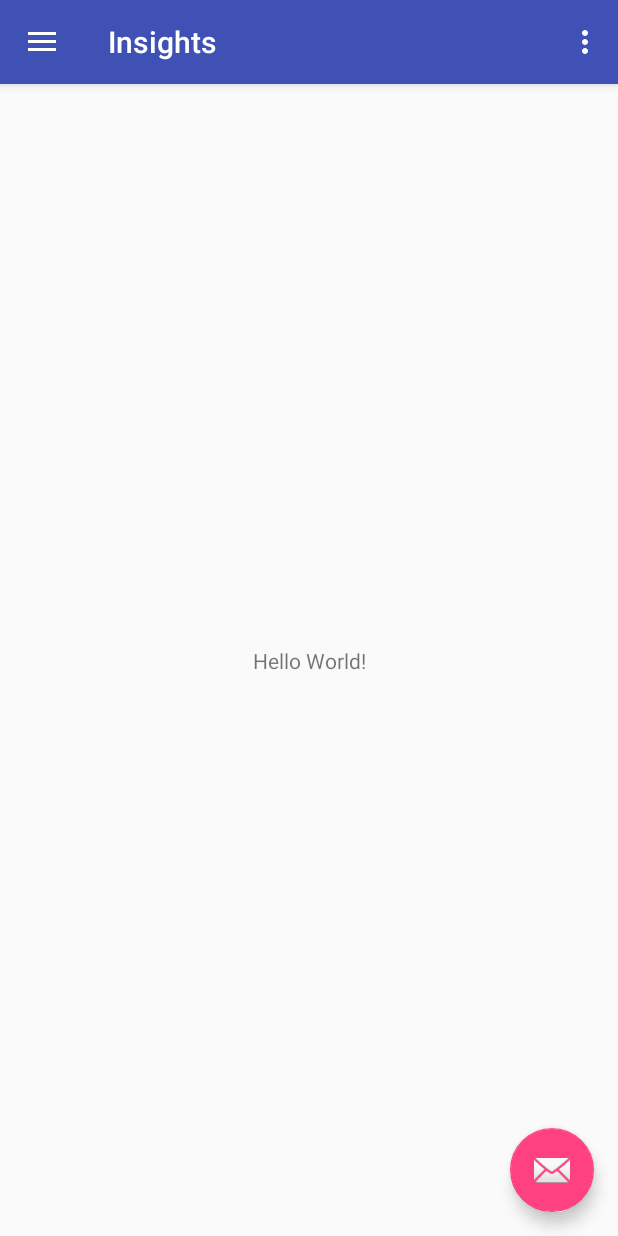
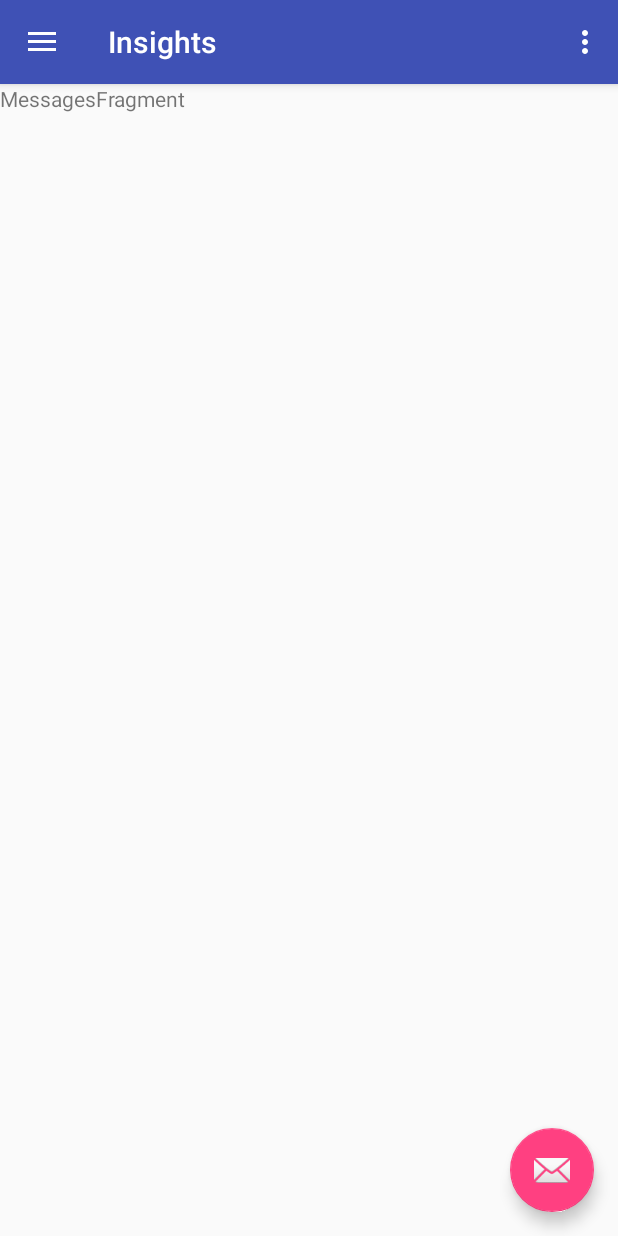
Before and after one commit to jdimovska/Insights, an Android app: the screen it shows after launch (MainActivity), in the side drawer, after a tap on "Send", on a phone screen of 412 x 824 dp. Run offline under Robolectric (Android 15) with nearby library versions, the phone set to English and light mode, and no system bars; 7 statements that could not run were skipped.

Commit message:
Implemented getLongest && getMostFrequent Calls

```diff
--- a/app/src/main/java/com/example/marinaangelovska/insights/MainActivity.java
+++ b/app/src/main/java/com/example/marinaangelovska/insights/Activity/MainActivity.java
@@ -1,8 +1,14 @@
-package com.example.marinaangelovska.insights;
+package com.example.marinaangelovska.insights.Activity;
 
+import android.Manifest;
+import android.app.Fragment;
+import android.content.pm.PackageManager;
+import android.os.Build;
 import android.os.Bundle;
 import android.support.design.widget.FloatingActionButton;
 import android.support.design.widget.Snackbar;
+
+import android.support.v4.app.ActivityCompat;
 import android.view.View;
 import android.support.design.widget.NavigationView;
 import android.support.v4.view.GravityCompat;
@@ -14,9 +20,16 @@ import android.view.Menu;
 import android.view.MenuItem;
 import android.widget.Toast;
 
+import com.example.marinaangelovska.insights.Fragment.ContactsFragment;
+import com.example.marinaangelovska.insights.Fragment.MessagesFragment;
+import com.example.marinaangelovska.insights.R;
+
+import java.util.List;
+
 public class MainActivity extends AppCompatActivity
         implements NavigationView.OnNavigationItemSelectedListener {
 
+    private static final int PERMISSIONS_REQUEST_READ_CALL_LOG = 100;
     @Override
     protected void onCreate(Bundle savedInstanceState) {
         super.onCreate(savedInstanceState);
@@ -39,9 +52,12 @@ public class MainActivity extends AppCompatActivity
                 this, drawer, toolbar, R.string.navigation_drawer_open, R.string.navigation_drawer_close);
         drawer.addDrawerListener(toggle);
         toggle.syncState();
-        Toast.makeText(null,"OnCreate",Toast.LENGTH_LONG).show();
+        grantPermissions();
+
         NavigationView navigationView = (NavigationView) findViewById(R.id.nav_view);
         navigationView.setNavigationItemSelectedListener(this);
+
+
     }
 
     @Override
@@ -83,12 +99,24 @@ public class MainActivity extends AppCompatActivity
         int id = item.getItemId();
 
         if (id == R.id.nav_camera) {
-            // Handle the camera action
+
+
+            ContactsFragment contactsFragment = new ContactsFragment();
+            android.app.FragmentManager fragmentManager = getFragmentManager();
+            android.app.FragmentTransaction fragmentTransaction = fragmentManager.beginTransaction();
+            fragmentTransaction.replace(R.id.root_layout, contactsFragment);
+            fragmentTransaction.commit();
+            fragmentManager.executePendingTransactions();
+
         } else if (id == R.id.nav_gallery) {
 
-        } else if (id == R.id.nav_slideshow) {
 
-        } else if (id == R.id.nav_manage) {
+            MessagesFragment messagesFragment = new MessagesFragment();
+            android.app.FragmentManager fragmentManager = getFragmentManager();
+            android.app.FragmentTransaction fragmentTransaction = fragmentManager.beginTransaction();
+            fragmentTransaction.replace(R.id.root_layout, messagesFragment);
+            fragmentTransaction.commit();
+            fragmentManager.executePendingTransactions();
 
         } else if (id == R.id.nav_share) {
 
@@ -100,4 +128,11 @@ public class MainActivity extends AppCompatActivity
         drawer.closeDrawer(GravityCompat.START);
         return true;
     }
+    //grant permissions on run time
+    private void grantPermissions() {
+        // Check the SDK version and whether the permission is already granted or not.
+        if (ActivityCompat.checkSelfPermission(this,Manifest.permission.READ_CALL_LOG) != PackageManager.PERMISSION_GRANTED) {
+            ActivityCompat.requestPermissions(this,new String[]{Manifest.permission.READ_CALL_LOG}, PERMISSIONS_REQUEST_READ_CALL_LOG);
+        }
+    }
 }
--- /dev/null
+++ b/app/src/main/java/com/example/marinaangelovska/insights/Fragment/ContactsFragment.java
@@ -0,0 +1,50 @@
+package com.example.marinaangelovska.insights.Fragment;
+
+import android.app.Fragment;
+import android.content.Context;
+import android.os.Bundle;
+import android.provider.CallLog;
+import android.support.annotation.Nullable;
+import android.util.Log;
+import android.view.LayoutInflater;
+import android.view.View;
+import android.view.ViewGroup;
+import android.widget.Toast;
+
+import com.example.marinaangelovska.insights.Model.Call;
+import com.example.marinaangelovska.insights.Model.Node;
+import com.example.marinaangelovska.insights.R;
+import com.example.marinaangelovska.insights.Service.ContactsService;
+
+import java.util.HashMap;
+import java.util.Iterator;
+import java.util.List;
+
+/**
+ * Created by Jona Dimovska on 28.1.2018.
+ */
+
+public class ContactsFragment extends Fragment {
+    ContactsService contactsService;
+    @Override
+    public void onActivityCreated(@Nullable Bundle savedInstanceState) {
+        super.onActivityCreated(savedInstanceState);
+        contactsService = new ContactsService(getActivity());
+        int callType = CallLog.Calls.INCOMING_TYPE;
+        List<Node> callList = contactsService.getLongestOutgoingCalls(contactsService.getCallLogDetailsOutgoing(callType));
+        for(int i=0;i<callList.size();i++) {
+            Log.i("number" , callList.get(i).getName() +" "+ callList.get(i).getNumber() + " " +callList.get(i).getOccurrence() +" "+callList.get(i).getDuration());
+        }
+    }
+
+    @Nullable
+    @Override
+    public View onCreateView(LayoutInflater inflater, @Nullable ViewGroup container, Bundle savedInstanceState) {
+        return inflater.inflate(R.layout.fragment_contacts, container, false);
+    }
+
+    @Override
+    public void onAttach(Context context) {
+        super.onAttach(context);
+    }
+}
--- /dev/null
+++ b/app/src/main/java/com/example/marinaangelovska/insights/Service/ContactsService.java
@@ -0,0 +1,111 @@
+package com.example.marinaangelovska.insights.Service;
+
+import android.Manifest;
+import android.content.Context;
+import android.content.pm.PackageManager;
+import android.database.Cursor;
+import android.provider.CallLog;
+import android.support.v4.app.ActivityCompat;
+
+import com.example.marinaangelovska.insights.Model.Call;
+import com.example.marinaangelovska.insights.Model.Node;
+
+import java.util.ArrayList;
+import java.util.Collections;
+import java.util.Comparator;
+import java.util.Date;
+import java.util.HashMap;
+import java.util.Iterator;
+import java.util.LinkedHashMap;
+import java.util.LinkedList;
+import java.util.List;
+import java.util.Map;
+
+import static java.util.Comparator.comparingInt;
+
+/**
+ * Created by Jona Dimovska on 28.1.2018.
+ */
+
+public class ContactsService {
+
+    private Context context;
+
+    public ContactsService(Context context) {
+        this.context = context;
+    }
+
+    public List<Node> getMostFrequentOutgoingCalls(List<Node> callList) {
+        Collections.sort(callList, new FrequencyComparator());
+        return callList;
+    }
+
+    public List<Node> getLongestOutgoingCalls( List<Node> callList) {
+        Collections.sort(callList, new DurationComparator());
+        return callList;
+    }
+
+    public  List<Node> getCallLogDetailsOutgoing(int callTypeHelper) {
+        HashMap<String, List<Call>> callList = new HashMap<String, List<Call>>();
+        if (ActivityCompat.checkSelfPermission(context, Manifest.permission.READ_CALL_LOG) == PackageManager.PERMISSION_GRANTED) {
+            Cursor managedCursor = context.getContentResolver().query(CallLog.Calls.CONTENT_URI, null, null, null, null);
+
+            int number = managedCursor.getColumnIndex(CallLog.Calls.NUMBER);
+            int type = managedCursor.getColumnIndex(CallLog.Calls.TYPE);
+            int date = managedCursor.getColumnIndex(CallLog.Calls.DATE);
+            int duration = managedCursor.getColumnIndex(CallLog.Calls.DURATION);
+            int name = managedCursor.getColumnIndex(CallLog.Calls.CACHED_NAME);
+
+            while (managedCursor.moveToNext()) {
+                String phNumber = managedCursor.getString(number);
+                String callType = managedCursor.getString(type);
+                String phName =  managedCursor.getString(name);
+                Date callDayTime = new Date(Long.valueOf(managedCursor.getString(date)));
+                String callDuration = managedCursor.getString(duration);
+                int dircode = Integer.parseInt(callType);
+
+                if(dircode == callTypeHelper) {
+                   if(callList.containsKey(phNumber)) {
+                       callList.get(phNumber).add(new Call(phName, callDayTime, callDuration));
+                   }else {
+                       List<Call> singleCallList =  new ArrayList<>();
+                       singleCallList.add(new Call(phName, callDayTime, callDuration));
+                       callList.put(phNumber, singleCallList);
+                   }
+                }
+
+            }
+            managedCursor.close();
+        }
+
+        List<Node> list = new ArrayList<Node>();
+        Iterator itr = callList.keySet().iterator();
+        int totalDuration = 0;
+        while(itr.hasNext()){
+            totalDuration = 0;
+            String key = itr.next().toString();
+            List<Call> helper = callList.get(key);
+            for(int i=0;i<helper.size();i++){
+                totalDuration += Integer.parseInt(helper.get(i).getDuration());
+            }
+            list.add(new Node(callList.get(key).get(0).getName(), key, callList.get(key).size(), totalDuration));
+        }
+        return list;
+    }
+
+    class FrequencyComparator implements Comparator<Node> {
+        @Override
+        public int compare(Node callNodeOne, Node callNodeTwo) {
+            return callNodeOne.getOccurrence() < callNodeTwo.getOccurrence() ? 1 : callNodeOne.getOccurrence() == callNodeTwo.getOccurrence() ? 0 : -1;
+        }
+    }
+
+    class DurationComparator implements Comparator<Node> {
+        @Override
+        public int compare(Node callNodeOne, Node callNodeTwo) {
+            return callNodeOne.getDuration() < callNodeTwo.getDuration() ? 1 : callNodeOne.getDuration() == callNodeTwo.getDuration() ? 0 : -1;
+        }
+    }
+
+
+}
--- /dev/null
+++ b/app/src/main/res/drawable/ic_contacts_black_24dp.xml
@@ -0,0 +1,9 @@
+<vector xmlns:android="http://schemas.android.com/apk/res/android"
+        android:width="24dp"
+        android:height="24dp"
+        android:viewportWidth="24.0"
+        android:viewportHeight="24.0">
+    <path
+        android:fillColor="#FF000000"
+        android:pathData="M20,0L4,0v2h16L20,0zM4,24h16v-2L4,22v2zM20,4L4,4c-1.1,0 -2,0.9 -2,2v12c0,1.1 0.9,2 2,2h16c1.1,0 2,-0.9 2,-2L22,6c0,-1.1 -0.9,-2 -2,-2zM12,6.75c1.24,0 2.25,1.01 2.25,2.25s-1.01,2.25 -2.25,2.25S9.75,10.24 9.75,9 10.76,6.75 12,6.75zM17,17L7,17v-1.5c0,-1.67 3.33,-2.5 5,-2.5s5,0.83 5,2.5L17,17z"/>
+</vector>
--- /dev/null
+++ b/app/src/main/res/drawable/ic_message_black_24dp.xml
@@ -0,0 +1,9 @@
+<vector xmlns:android="http://schemas.android.com/apk/res/android"
+        android:width="24dp"
+        android:height="24dp"
+        android:viewportWidth="24.0"
+        android:viewportHeight="24.0">
+    <path
+        android:fillColor="#FF000000"
+        android:pathData="M20,2L4,2c-1.1,0 -1.99,0.9 -1.99,2L2,22l4,-4h14c1.1,0 2,-0.9 2,-2L22,4c0,-1.1 -0.9,-2 -2,-2zM18,14L6,14v-2h12v2zM18,11L6,11L6,9h12v2zM18,8L6,8L6,6h12v2z"/>
+</vector>
--- a/app/src/main/res/layout/app_bar_main.xml
+++ b/app/src/main/res/layout/app_bar_main.xml
@@ -4,7 +4,7 @@
     xmlns:tools="http://schemas.android.com/tools"
     android:layout_width="match_parent"
     android:layout_height="match_parent"
-    tools:context="com.example.marinaangelovska.insights.MainActivity">
+    tools:context="com.example.marinaangelovska.insights.Activity.MainActivity">
 
     <android.support.design.widget.AppBarLayout
         android:layout_width="match_parent"
@@ -22,6 +22,8 @@
 
     <include layout="@layout/content_main" />
 
+
+
     <android.support.design.widget.FloatingActionButton
         android:id="@+id/fab"
         android:layout_width="wrap_content"
--- a/app/src/main/res/layout/content_main.xml
+++ b/app/src/main/res/layout/content_main.xml
@@ -5,16 +5,17 @@
     android:layout_width="match_parent"
     android:layout_height="match_parent"
     app:layout_behavior="@string/appbar_scrolling_view_behavior"
-    tools:context="com.example.marinaangelovska.insights.MainActivity"
+    tools:context="com.example.marinaangelovska.insights.Activity.MainActivity"
     tools:showIn="@layout/app_bar_main">
 
-    <TextView
-        android:layout_width="wrap_content"
-        android:layout_height="wrap_content"
-        android:text="Hello World!"
-        app:layout_constraintBottom_toBottomOf="parent"
-        app:layout_constraintLeft_toLeftOf="parent"
-        app:layout_constraintRight_toRightOf="parent"
-        app:layout_constraintTop_toTopOf="parent" />
+    <FrameLayout xmlns:android="http://schemas.android.com/apk/res/android"
+        xmlns:tools="http://schemas.android.com/tools"
+        android:id="@+id/root_layout"
+        android:layout_width="match_parent"
+        android:layout_height="match_parent"
+        android:visibility="visible"
+        tools:context="com.example.marinaangelovska.insights.Activity.MainActivity">
+
+    </FrameLayout>
 
 </android.support.constraint.ConstraintLayout>
--- /dev/null
+++ b/app/src/main/res/layout/fragment_messages.xml
@@ -0,0 +1,10 @@
+<?xml version="1.0" encoding="utf-8"?>
+<android.support.constraint.ConstraintLayout
+    xmlns:android="http://schemas.android.com/apk/res/android" android:layout_width="match_parent"
+    android:layout_height="match_parent">
+    <TextView
+        android:id="@+id/textView2"
+        android:layout_width="wrap_content"
+        android:layout_height="wrap_content"
+        android:text="MessagesFragment" />
+</android.support.constraint.ConstraintLayout>
--- a/app/src/main/res/menu/activity_main_drawer.xml
+++ b/app/src/main/res/menu/activity_main_drawer.xml
@@ -6,20 +6,12 @@
     <group android:checkableBehavior="single">
         <item
             android:id="@+id/nav_camera"
-            android:icon="@drawable/ic_menu_camera"
-            android:title="Import" />
+            android:icon="@drawable/ic_contacts_black_24dp"
+            android:title="Contacts" />
         <item
             android:id="@+id/nav_gallery"
-            android:icon="@drawable/ic_menu_gallery"
-            android:title="Gallery" />
-        <item
-            android:id="@+id/nav_slideshow"
-            android:icon="@drawable/ic_menu_slideshow"
-            android:title="Slideshow" />
-        <item
-            android:id="@+id/nav_manage"
-            android:icon="@drawable/ic_menu_manage"
-            android:title="Tools" />
+            android:icon="@drawable/ic_message_black_24dp"
+            android:title="Messages" />
     </group>
 
     <item android:title="Communicate">
```
Also changed, not shown: app/src/main/AndroidManifest.xml (+6 -1 lines), app/src/main/java/com/example/marinaangelovska/insights/Fragment/MessagesFragment.java (added, +34 -0 lines), app/src/main/java/com/example/marinaangelovska/insights/Model/Call.java (added, +46 -0 lines), app/src/main/java/com/example/marinaangelovska/insights/Model/Node.java (added, +51 -0 lines), app/src/main/res/layout/fragment_contacts.xml (added, +11 -0 lines).
